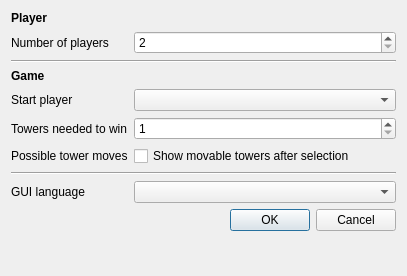
Above: settings.ui from ElTh0r0/stackandconquer before the change. Below: the same form after it.
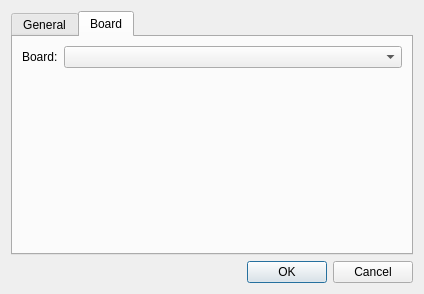
That is the form after the change. The open tabs and pages were chosen to show the change. Icons and pictures are not drawn.

Commit message: Initial preparation for board settings dialog

Diff of the .ui file:
```diff
--- a/settings.ui
+++ b/settings.ui
@@ -6,8 +6,8 @@
    <rect>
     <x>0</x>
     <y>0</y>
-    <width>407</width>
-    <height>276</height>
+    <width>424</width>
+    <height>294</height>
    </rect>
   </property>
   <property name="sizePolicy">
@@ -26,6 +26,16 @@
   <property name="locale">
    <locale language="English" country="UnitedKingdom"/>
   </property>
+  <layout class="QVBoxLayout" name="verticalLayout">
+   <item>
+    <widget class="QTabWidget" name="tabWidget">
+     <property name="currentIndex">
+      <number>0</number>
+     </property>
+     <widget class="QWidget" name="tab_general">
+      <attribute name="title">
+       <string>General</string>
+      </attribute>
   <layout class="QFormLayout" name="formLayout">
    <property name="fieldGrowthPolicy">
     <enum>QFormLayout::AllNonFixedFieldsGrow</enum>
@@ -34,7 +44,6 @@
     <widget class="QLabel" name="lblPlayer">
      <property name="font">
       <font>
-       <weight>75</weight>
        <bold>true</bold>
       </font>
      </property>
@@ -74,7 +83,6 @@
     <widget class="QLabel" name="lblGame">
      <property name="font">
       <font>
-       <weight>75</weight>
        <bold>true</bold>
       </font>
      </property>
@@ -141,7 +149,31 @@
    <item row="9" column="1">
     <widget class="QComboBox" name="cbGuiLanguage"/>
    </item>
-   <item row="10" column="1">
+      </layout>
+     </widget>
+     <widget class="QWidget" name="tab_board">
+      <attribute name="title">
+       <string>Board</string>
+      </attribute>
+      <layout class="QFormLayout" name="formLayout_4">
+       <property name="fieldGrowthPolicy">
+        <enum>QFormLayout::AllNonFixedFieldsGrow</enum>
+       </property>
+       <item row="0" column="1">
+        <widget class="QComboBox" name="cbBoard"/>
+       </item>
+       <item row="0" column="0">
+        <widget class="QLabel" name="lblBoard">
+         <property name="text">
+          <string>Board:</string>
+         </property>
+        </widget>
+       </item>
+      </layout>
+     </widget>
+    </widget>
+   </item>
+   <item>
     <widget class="QDialogButtonBox" name="buttonBox">
      <property name="orientation">
       <enum>Qt::Horizontal</enum>
```
Lines whose indentation alone changed are shown as unchanged. The commit also changes 10 other files.
